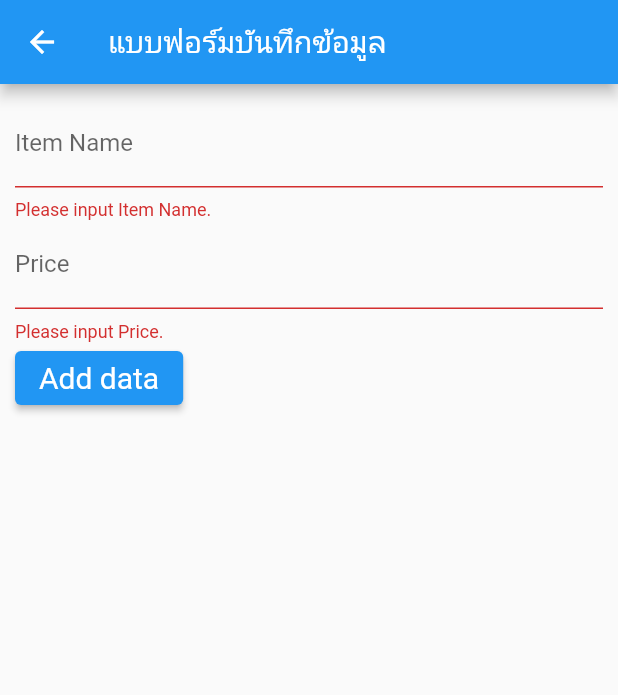
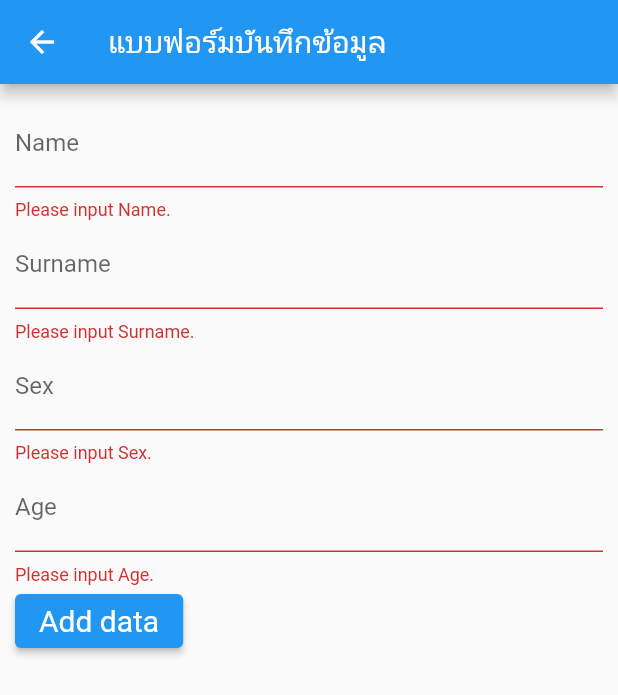
Before and after one commit to PAPHANGk/flutter-project, a Flutter app: the FormScreen screen opened directly, after a tap on "Add data", on a phone screen of 412 x 824 dp. Shown: the top 695 px of the screen. Run offline on Flutter 3.47's test engine with Material 2 defaults, Android fonts, the phone set to English and light mode, and no system bars; our stand-ins replace sembast.

Commit message:
Project(android)
Project(android)

```diff
--- a/lib/main.dart
+++ b/lib/main.dart
@@ -28,7 +28,7 @@ class MyApp extends StatelessWidget {
         theme: ThemeData(
           primarySwatch: Colors.blue,
         ),
-        home: const MyHomePage(title: 'โปรเจ็ค01'),
+        home: const MyHomePage(title: 'แอพบัญชี'),
       ),
     );
   }
--- a/lib/models/transactions.dart
+++ b/lib/models/transactions.dart
@@ -2,12 +2,16 @@
 class Transactions {
   late int? id;
   String title;
-  double amount;
+  String title2;
+  String title3;
+  int amount;
   String date;
 
   Transactions(
       {this.id,
       required this.title,
+      required this.title2,
+      required this.title3,
       required this.amount,
       required this.date});
 
@@ -15,6 +19,8 @@ class Transactions {
     return {
       'id': id,
       'title': title,
+      'title2': title2,
+      'title3': title3,
       'amount': amount,
       'date': date
     };
--- a/lib/screens/form_edit_screen.dart
+++ b/lib/screens/form_edit_screen.dart
@@ -21,6 +21,8 @@ class _FormEditScreenState extends State<FormEditScreen> {
 
   final idController = TextEditingController();
   final titleController = TextEditingController();
+  final title2Controller = TextEditingController();
+  final title3Controller = TextEditingController();
   final amountController = TextEditingController();
 
   final ButtonStyle style =
@@ -31,6 +33,8 @@ class _FormEditScreenState extends State<FormEditScreen> {
     super.initState();
     idController.text = widget.data.id.toString();
     titleController.text = widget.data.title.toString();
+    title2Controller.text = widget.data.title2.toString();
+    title3Controller.text = widget.data.title3.toString();
     amountController.text = widget.data.amount.toString();
   }
 
@@ -50,31 +54,53 @@ class _FormEditScreenState extends State<FormEditScreen> {
                     TextFormField(
                       enabled: false,
                       style: const TextStyle(color: Colors.black54),
-                      decoration: const InputDecoration(labelText: "Item ID"),
+                      decoration: const InputDecoration(labelText: "ID"),
                       autofocus: false,
                       controller: idController,
                     ),
                     TextFormField(
-                      decoration: const InputDecoration(labelText: "Item Name"),
+                      decoration: const InputDecoration(labelText: "Name"),
                       autofocus: false,
                       controller: titleController,
                       validator: (String? str) {
                         if (str!.isEmpty) {
-                          return "Please input Item Name.";
+                          return "Please input Name.";
                         }
                         return null;
                       },
                     ),
                     TextFormField(
-                      decoration: const InputDecoration(labelText: "Price"),
+                      decoration: const InputDecoration(labelText: "Surname"),
+                      autofocus: false,
+                      controller: title2Controller,
+                      validator: (String? str) {
+                        if (str!.isEmpty) {
+                          return "Please input Surname.";
+                        }
+                        return null;
+                      },
+                    ),
+                    TextFormField(
+                      decoration: const InputDecoration(labelText: "Sex"),
+                      autofocus: false,
+                      controller: title3Controller,
+                      validator: (String? str) {
+                        if (str!.isEmpty) {
+                          return "Please input Sex.";
+                        }
+                        return null;
+                      },
+                    ),
+                    TextFormField(
+                      decoration: const InputDecoration(labelText: "Age"),
                       keyboardType: TextInputType.number,
                       controller: amountController,
                       validator: (String? str) {
                         if (str!.isEmpty) {
-                          return "Please input Price.";
+                          return "Please input Age.";
                         }
                         if (double.parse(str) <= 0) {
-                          return "Please input Price more than 0.";
+                          return "Please input Age more than 0.";
                         }
                         return null;
                       },
@@ -85,7 +111,9 @@ class _FormEditScreenState extends State<FormEditScreen> {
                           if (formKey.currentState!.validate()) {
                             var id = int.parse(idController.text);
                             var title = titleController.text;
-                            var amount = double.parse(amountController.text);
+                            var title2 = title2Controller.text;
+                            var title3 = title3Controller.text;
+                            var amount = int.parse(amountController.text);
 
                             // call provider
                             var provider = Provider.of<TransactionProvider>(
@@ -94,6 +122,8 @@ class _FormEditScreenState extends State<FormEditScreen> {
                             Transactions item = Transactions(
                                 id: id,
                                 title: title,
+                                title2: title2,
+                                title3: title3,
                                 amount: amount,
                                 date: widget.data.date);
                             provider.updateTransaction(item);
--- a/lib/screens/form_screen.dart
+++ b/lib/screens/form_screen.dart
@@ -1,5 +1,3 @@
-
-
 // ignore_for_file: deprecated_member_use
 
 import 'package:flutter/material.dart';
@@ -9,17 +7,16 @@ import 'package:flutter_db/models/transactions.dart';
 import 'package:intl/intl.dart';
 
 class FormScreen extends StatelessWidget {
-
   final formKey = GlobalKey<FormState>();
 
   //Controller
   final titleController = TextEditingController();
+  final title2Controller = TextEditingController();
+  final title3Controller = TextEditingController();
   final amountController = TextEditingController();
 
-
-
-    final ButtonStyle style =
-        ElevatedButton.styleFrom(textStyle: const TextStyle(fontSize: 20));
+  final ButtonStyle style =
+      ElevatedButton.styleFrom(textStyle: const TextStyle(fontSize: 20));
 
   FormScreen({super.key});
 
@@ -37,26 +34,48 @@ class FormScreen extends StatelessWidget {
                   crossAxisAlignment: CrossAxisAlignment.start,
                   children: [
                     TextFormField(
-                      decoration: const InputDecoration(labelText: "Item Name"),
+                      decoration: const InputDecoration(labelText: "Name"),
                       autofocus: false,
                       controller: titleController,
                       validator: (String? str) {
                         if (str!.isEmpty) {
-                          return "Please input Item Name.";
+                          return "Please input Name.";
                         }
                         return null;
                       },
                     ),
                     TextFormField(
-                      decoration: const InputDecoration(labelText: "Price"),
+                      decoration: const InputDecoration(labelText: "Surname"),
+                      autofocus: false,
+                      controller: title2Controller,
+                      validator: (String? str) {
+                        if (str!.isEmpty) {
+                          return "Please input Surname.";
+                        }
+                        return null;
+                      },
+                    ),
+                    TextFormField(
+                      decoration: const InputDecoration(labelText: "Sex"),
+                      autofocus: false,
+                      controller: title3Controller,
+                      validator: (String? str) {
+                        if (str!.isEmpty) {
+                          return "Please input Sex.";
+                        }
+                        return null;
+                      },
+                    ),
+                    TextFormField(
+                      decoration: const InputDecoration(labelText: "Age"),
                       keyboardType: TextInputType.number,
                       controller: amountController,
                       validator: (String? str) {
                         if (str!.isEmpty) {
-                          return "Please input Price.";
+                          return "Please input Age.";
                         }
                         if (double.parse(str) <= 0) {
-                          return "Please input Price more than 0.";
+                          return "Please input Age more than 0.";
                         }
                         return null;
                       },
@@ -65,9 +84,10 @@ class FormScreen extends StatelessWidget {
                         style: style,
                         onPressed: () {
                           if (formKey.currentState!.validate()) {
-
                             var title = titleController.text;
-                            var amount = double.parse(amountController.text);
+                            var title2 = title2Controller.text;
+                            var title3 = title3Controller.text;
+                            var amount = int.parse(amountController.text);
 
                             // call provider
                             var provider = Provider.of<TransactionProvider>(
@@ -75,8 +95,11 @@ class FormScreen extends StatelessWidget {
                                 listen: false);
                             Transactions item = Transactions(
                                 title: title,
+                                title2: title2,
+                                title3: title3,
                                 amount: amount,
-                                date:  DateFormat('yyyy-MM-dd - kk:mm:ss').format(DateTime.now()));
+                                date: DateFormat('yyyy-MM-dd - kk:mm:ss')
+                                    .format(DateTime.now()));
                             provider.addTransaction(item);
                             Navigator.pop(context);
                           }
```
Also changed, not shown: lib/database/transaction_db.dart (+41 -36 lines), lib/providers/transaction_provider.dart (+10 -7 lines), lib/screens/home_screen.dart (+8 -9 lines), 6 other files.
